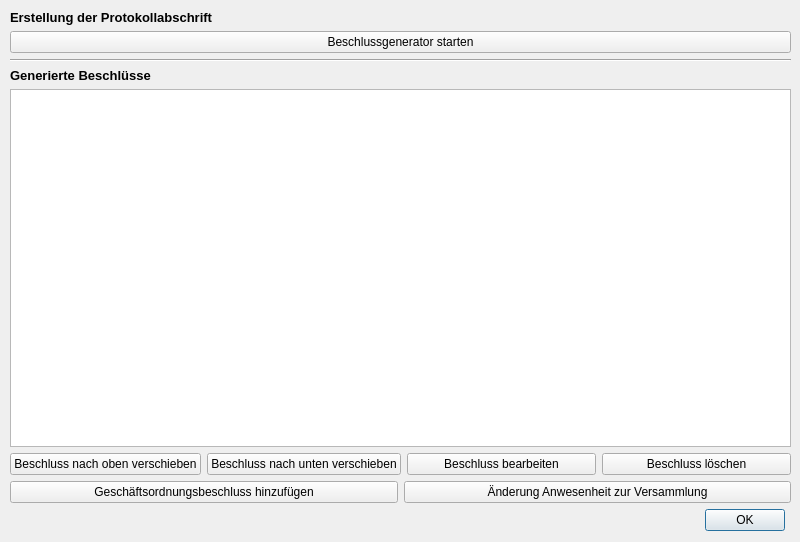
First picture: the form in protocolgeneratormaindlg.ui, repository ealkenbrecher/ETVManager, before the edit.
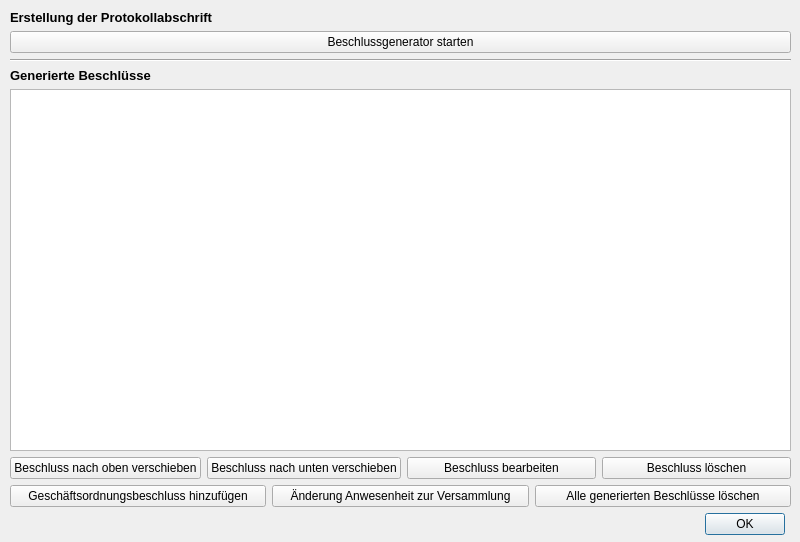
Second picture: the form after the edit.

Commit message:
- added functionality to delete all generated decissions in protocolgeneratormaindlg (button + code).
- added QMessagebox (warning) before deleting decissions.

```diff
--- a/protocolgeneratormaindlg.ui
+++ b/protocolgeneratormaindlg.ui
@@ -22,7 +22,7 @@
      <x>10</x>
      <y>10</y>
      <width>781</width>
-     <height>521</height>
+     <height>525</height>
     </rect>
    </property>
    <layout class="QGridLayout" name="gridLayout_2">
@@ -146,6 +146,13 @@
         </property>
        </widget>
       </item>
+      <item>
+       <widget class="QPushButton" name="deleteAllEntries">
+        <property name="text">
+         <string>Alle generierten Beschlüsse löschen</string>
+        </property>
+       </widget>
+      </item>
      </layout>
     </item>
     <item row="1" column="0" colspan="2">
```
The commit also changes 4 other files.
